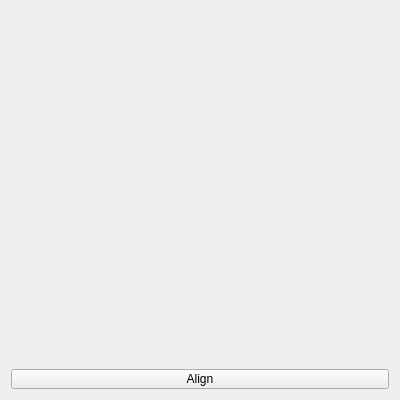
First picture: the form in ui/tabs/qaligntab.ui, repository bhsingleton/poser, before the edit.
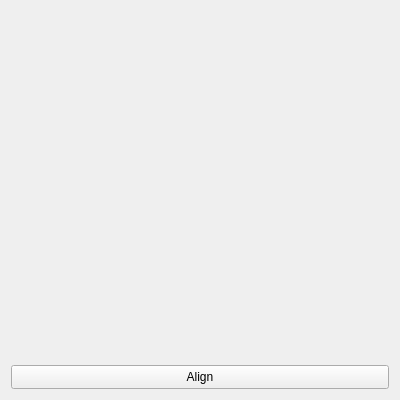
Second picture: the form after the edit.

What changed in the file:
```diff
--- a/ui/tabs/qaligntab.ui
+++ b/ui/tabs/qaligntab.ui
@@ -31,7 +31,7 @@
         <x>0</x>
         <y>0</y>
         <width>382</width>
-        <height>356</height>
+        <height>352</height>
        </rect>
       </property>
      </widget>
@@ -42,13 +42,13 @@
      <property name="minimumSize">
       <size>
        <width>0</width>
-       <height>20</height>
+       <height>24</height>
       </size>
      </property>
      <property name="maximumSize">
       <size>
        <width>16777215</width>
-       <height>20</height>
+       <height>24</height>
       </size>
      </property>
      <property name="focusPolicy">
```
Left out of the diff: 2 changed lines with no effect on the pictures.
